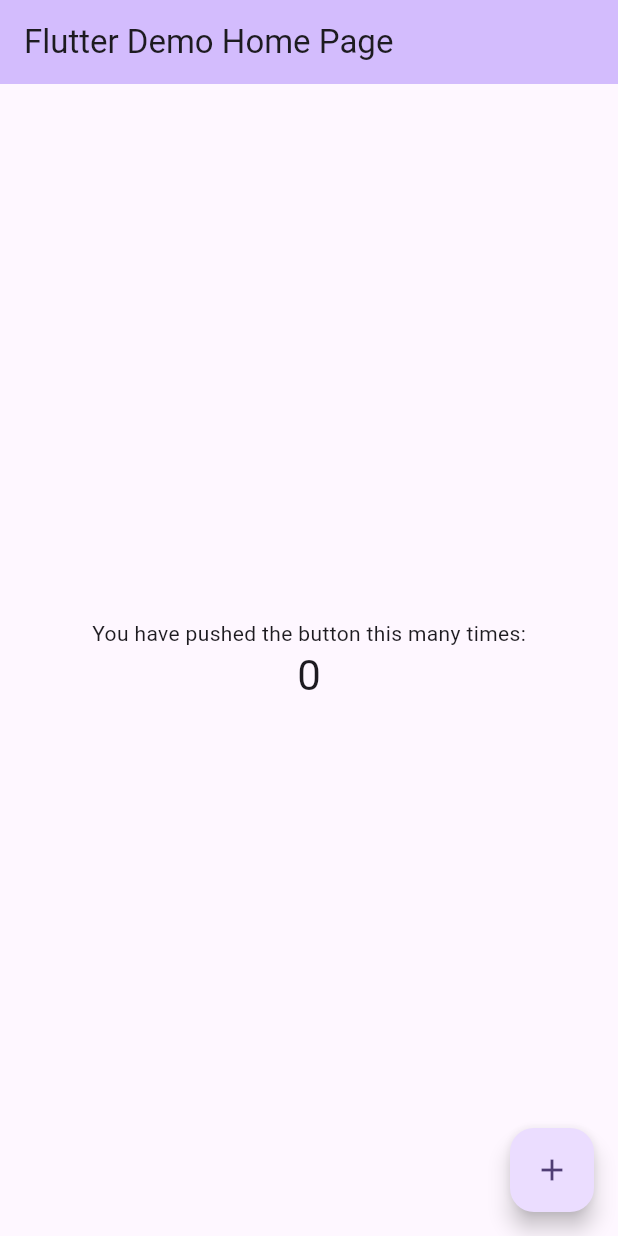
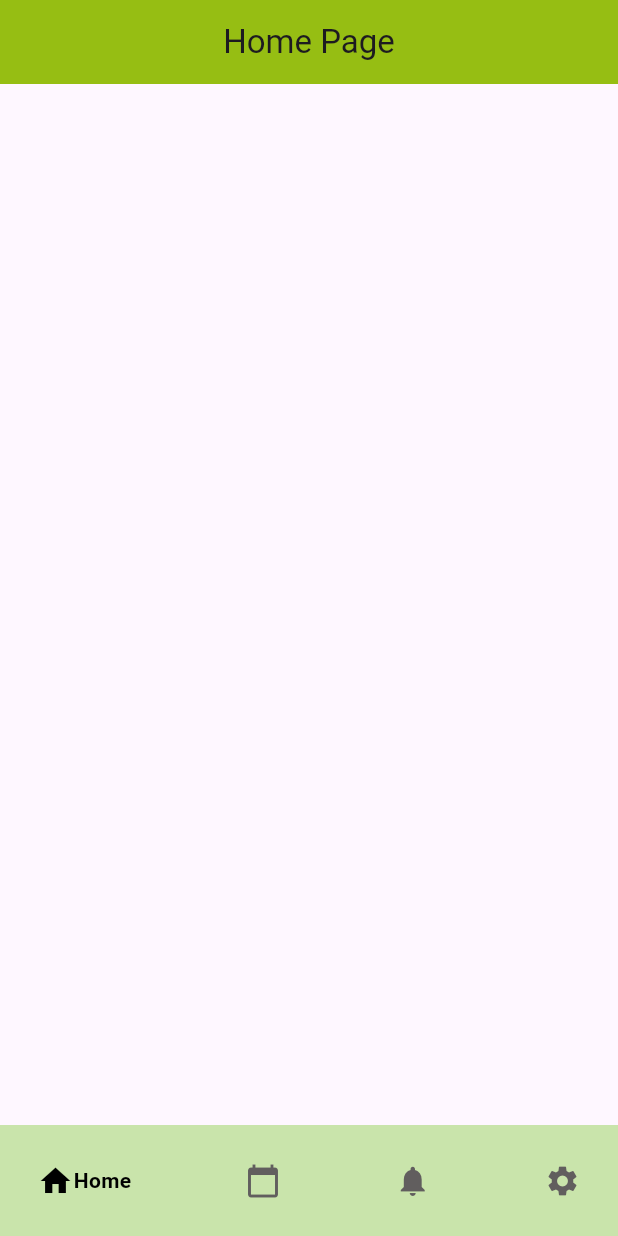
Before and after one commit to tanmaydesai07/testapp_booking, a Flutter app: the screen it shows after launch, on a phone screen of 412 x 824 dp. Run offline on Flutter 3.47's test engine with Material 3 defaults, Android fonts, the light colour scheme and no system bars; drawn by our look-alikes of google_nav_bar; our stand-ins replace circular_profile_avatar.

Commit message:
first commit

```diff
--- a/lib/main.dart
+++ b/lib/main.dart
@@ -1,125 +1,45 @@
 import 'package:flutter/material.dart';
+import 'package:google_nav_bar/google_nav_bar.dart';
+import 'package:testapp_booking/pages/HomePage.dart';
+import 'package:testapp_booking/pages/login.dart';
+import 'package:testapp_booking/pages/mainHome.dart';
 
 void main() {
-  runApp(const MyApp());
+  runApp(MyApp());
 }
 
 class MyApp extends StatelessWidget {
-  const MyApp({super.key});
-
-  // This widget is the root of your application.
   @override
   Widget build(BuildContext context) {
     return MaterialApp(
-      title: 'Flutter Demo',
-      theme: ThemeData(
-        // This is the theme of your application.
-        //
-        // TRY THIS: Try running your application with "flutter run". You'll see
-        // the application has a purple toolbar. Then, without quitting the app,
-        // try changing the seedColor in the colorScheme below to Colors.green
-        // and then invoke "hot reload" (save your changes or press the "hot
-        // reload" button in a Flutter-supported IDE, or press "r" if you used
-        // the command line to start the app).
-        //
-        // Notice that the counter didn't reset back to zero; the application
-        // state is not lost during the reload. To reset the state, use hot
-        // restart instead.
-        //
-        // This works for code too, not just values: Most code changes can be
-        // tested with just a hot reload.
-        colorScheme: ColorScheme.fromSeed(seedColor: Colors.deepPurple),
-        useMaterial3: true,
-      ),
-      home: const MyHomePage(title: 'Flutter Demo Home Page'),
+      debugShowCheckedModeBanner: false,
+
+      routes: {
+
+        '/': (context) => mainNavHome(),
+        '/Login': (context) => Login(),
+      },
     );
   }
 }
 
-class MyHomePage extends StatefulWidget {
-  const MyHomePage({super.key, required this.title});
-
-  // This widget is the home page of your application. It is stateful, meaning
-  // that it has a State object (defined below) that contains fields that affect
-  // how it looks.
-
-  // This class is the configuration for the state. It holds the values (in this
-  // case the title) provided by the parent (in this case the App widget) and
-  // used by the build method of the State. Fields in a Widget subclass are
-  // always marked "final".
-
-  final String title;
+class bottomNav extends StatefulWidget {
+  const bottomNav({super.key});
 
   @override
-  State<MyHomePage> createState() => _MyHomePageState();
+  State<bottomNav> createState() => mainNav();
 }
 
-class _MyHomePageState extends State<MyHomePage> {
-  int _counter = 0;
-
-  void _incrementCounter() {
-    setState(() {
-      // This call to setState tells the Flutter framework that something has
-      // changed in this State, which causes it to rerun the build method below
-      // so that the display can reflect the updated values. If we changed
-      // _counter without calling setState(), then the build method would not be
-      // called again, and so nothing would appear to happen.
-      _counter++;
-    });
-  }
-
+class mainNav extends State<bottomNav> {
   @override
   Widget build(BuildContext context) {
-    // This method is rerun every time setState is called, for instance as done
-    // by the _incrementCounter method above.
-    //
-    // The Flutter framework has been optimized to make rerunning build methods
-    // fast, so that you can just rebuild anything that needs updating rather
-    // than having to individually change instances of widgets.
     return Scaffold(
-      appBar: AppBar(
-        // TRY THIS: Try changing the color here to a specific color (to
-        // Colors.amber, perhaps?) and trigger a hot reload to see the AppBar
-        // change color while the other colors stay the same.
-        backgroundColor: Theme.of(context).colorScheme.inversePrimary,
-        // Here we take the value from the MyHomePage object that was created by
-        // the App.build method, and use it to set our appbar title.
-        title: Text(widget.title),
-      ),
-      body: Center(
-        // Center is a layout widget. It takes a single child and positions it
-        // in the middle of the parent.
-        child: Column(
-          // Column is also a layout widget. It takes a list of children and
-          // arranges them vertically. By default, it sizes itself to fit its
-          // children horizontally, and tries to be as tall as its parent.
-          //
-          // Column has various properties to control how it sizes itself and
-          // how it positions its children. Here we use mainAxisAlignment to
-          // center the children vertically; the main axis here is the vertical
-          // axis because Columns are vertical (the cross axis would be
-          // horizontal).
-          //
-          // TRY THIS: Invoke "debug painting" (choose the "Toggle Debug Paint"
-          // action in the IDE, or press "p" in the console), to see the
-          // wireframe for each widget.
-          mainAxisAlignment: MainAxisAlignment.center,
-          children: <Widget>[
-            const Text(
-              'You have pushed the button this many times:',
-            ),
-            Text(
-              '$_counter',
-              style: Theme.of(context).textTheme.headlineMedium,
-            ),
-          ],
+      bottomNavigationBar: GNav(tabs: [
+        GButton(
+          icon: Icons.home,
+          text: 'Home',
         ),
-      ),
-      floatingActionButton: FloatingActionButton(
-        onPressed: _incrementCounter,
-        tooltip: 'Increment',
-        child: const Icon(Icons.add),
-      ), // This trailing comma makes auto-formatting nicer for build methods.
+      ]),
     );
   }
 }
--- /dev/null
+++ b/lib/pages/HomePage.dart
@@ -0,0 +1,17 @@
+import 'package:flutter/material.dart';
+import 'package:google_nav_bar/google_nav_bar.dart';
+
+class Homepage extends StatelessWidget {
+
+  @override
+  Widget build(BuildContext context) {
+    return Scaffold(
+      appBar: AppBar(
+        title: Text("Home Page"),
+        centerTitle: true,
+        backgroundColor: Color.fromARGB(255, 150, 190, 19),
+      ),
+
+    );
+  }
+}
--- /dev/null
+++ b/lib/pages/mainHome.dart
@@ -0,0 +1,43 @@
+import "package:flutter/material.dart";
+import "package:flutter/services.dart";
+import "package:testapp_booking/pages/booking_page.dart";
+import "package:google_nav_bar/google_nav_bar.dart";
+import "package:testapp_booking/pages/HomePage.dart";
+import "package:testapp_booking/pages/SettingsPage.dart";
+import "package:testapp_booking/pages/login.dart";
+
+class mainNavHome extends StatefulWidget {
+  @override
+  State<mainNavHome> createState() => Nav();
+}
+
+class Nav extends State<mainNavHome> {
+  int index = 0;
+  final navPages = [
+    Homepage(),
+    BookingPage(),
+    Login(),
+
+    SettingsPage(),
+  ];
+  @override
+  Widget build(BuildContext context) {
+    return Scaffold(
+      body: navPages[index],
+      bottomNavigationBar: GNav(
+        backgroundColor: Color.fromARGB(255, 201, 228, 171),
+          color: Color.fromARGB(255, 97, 94, 94),
+          activeColor: Color.fromARGB(255, 0, 0, 0),
+          selectedIndex: index,
+          onTabChange: (index) => setState(() {
+                this.index = index;
+              }),
+          tabs: [
+            GButton(icon: Icons.home, text: 'Home'),
+            GButton(icon: Icons.calendar_today, text: 'Bookings'),
+            GButton(icon: Icons.notifications, text: 'Notifications'),
+            GButton(icon: Icons.settings, text: 'Settings'),
+          ]),
+    );
+  }
+}
--- a/pubspec.yaml
+++ b/pubspec.yaml
@@ -35,6 +35,9 @@ dependencies:
   # The following adds the Cupertino Icons font to your application.
   # Use with the CupertinoIcons class for iOS style icons.
   cupertino_icons: ^1.0.6
+  google_fonts: ^4.0.3
+  google_nav_bar: ^5.0.6
+  circular_profile_avatar: ^2.0.5
 
 dev_dependencies:
   flutter_test:
```
Also changed, not shown: lib/pages/SettingsPage.dart (added, +81 -0 lines), lib/pages/booking_page.dart (added, +71 -0 lines), lib/pages/login.dart (added, +58 -0 lines), pubspec.lock, 1 other file.
